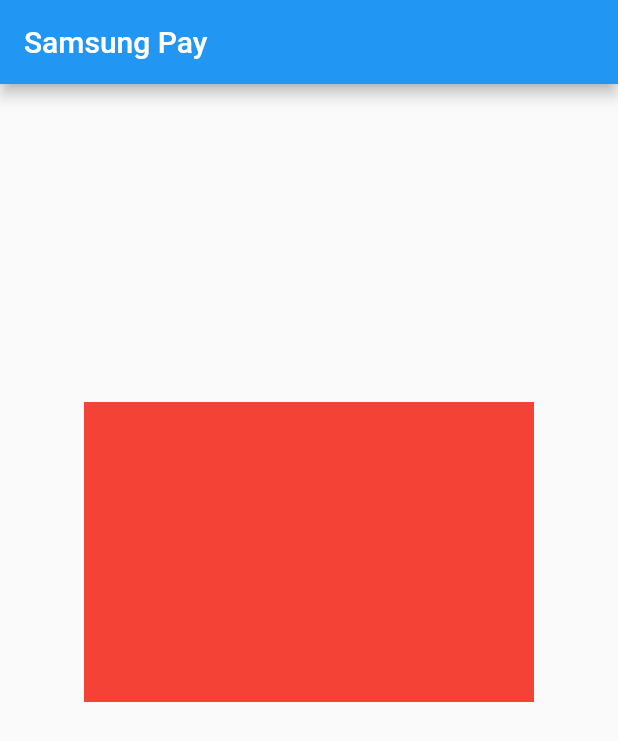
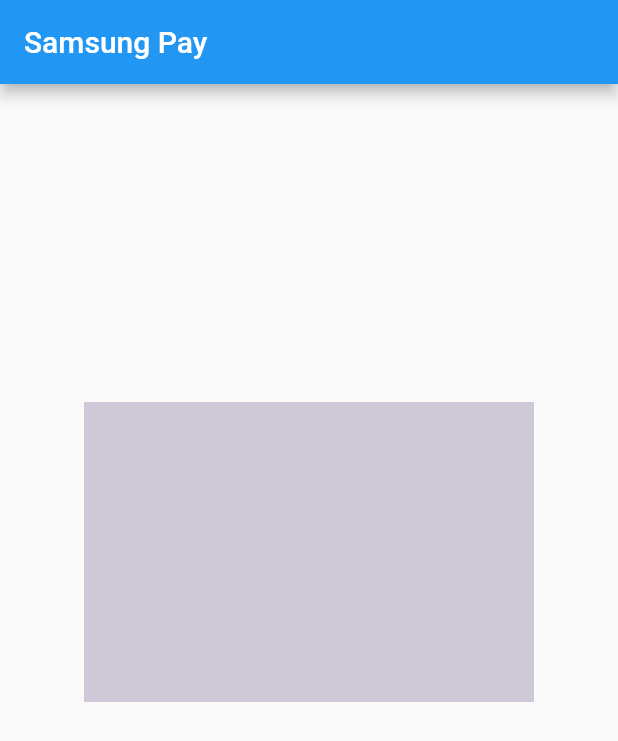
Before and after one commit to Origogi/flutter-ui-challenge-samsungpay, a Flutter app: the screen it shows after launch, on a phone screen of 412 x 824 dp. Shown: the top 741 px of the screen. Run offline on Flutter 3.47's test engine with Material 2 defaults, Android fonts, the phone set to English and light mode, and no system bars; our stand-ins replace flutter_hooks, hooks_riverpod.

Commit message:
카드 추가

```diff
--- a/lib/main.dart
+++ b/lib/main.dart
@@ -29,7 +29,6 @@ class MyHomePage extends HookConsumerWidget {
 
   @override
   Widget build(BuildContext context, WidgetRef ref) {
-
     final controller = usePageController();
     useEffect(() {
       WidgetsBinding.instance.addPostFrameCallback((_) {
@@ -49,11 +48,13 @@ class MyHomePage extends HookConsumerWidget {
         ),
         body: Stack(
           children: [
-            CardWidget(0),
+            CardWidget(0, Colors.red),
+            CardWidget(1, Colors.blue),
+
             PageView.builder(
                 controller: controller,
                 scrollDirection: Axis.horizontal,
-                itemCount: 2,
+                itemCount: 3,
                 itemBuilder: ((context, index) => Container())),
           ],
         ));
@@ -62,16 +63,24 @@ class MyHomePage extends HookConsumerWidget {
 
 class CardWidget extends HookConsumerWidget {
   final int cardIndex;
+  final Color cardColor;
 
-  CardWidget(this.cardIndex, {Key? key}) : super(key: key);
+  CardWidget(this.cardIndex, this.cardColor, {Key? key}) : super(key: key);
 
   @override
   Widget build(BuildContext context, WidgetRef ref) {
     final currentPosition = ref.watch(currentPositionProvider);
 
-    final dx =
-        (MediaQuery.of(context).size.width / 2) - 150 - (currentPosition * 450);
-    final dy = (MediaQuery.of(context).size.height / 2) - 200;
+    double dx = (MediaQuery.of(context).size.width / 2) - 150;
+    double dy = (MediaQuery.of(context).size.height / 2) - 200;
+
+    final diff = cardIndex - currentPosition;
+
+    if (diff >= -1.0 && diff < 0) {
+      dx += (diff * 300);
+    } else if (diff < - 1.0) {
+      dx -= 300.0;
+    }
 
     return Positioned(
       top: dy,
@@ -79,7 +88,7 @@ class CardWidget extends HookConsumerWidget {
       child: Container(
         width: 300,
         height: 200,
-        color: Colors.red,
+        color: cardColor.withOpacity(0.2),
       ),
     );
   }
```
